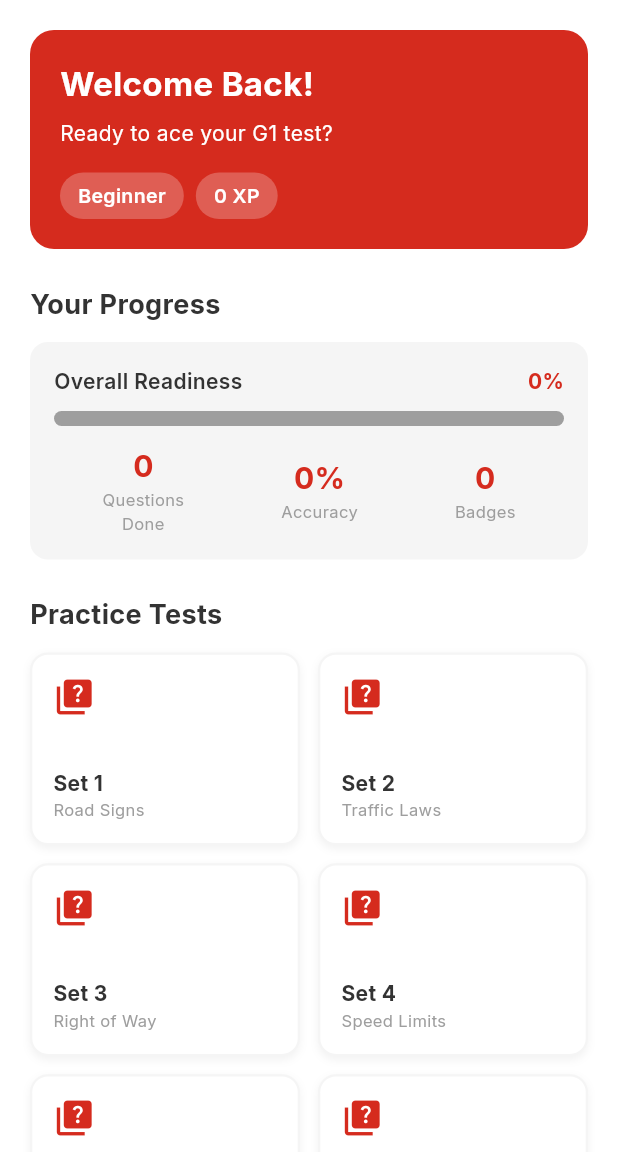
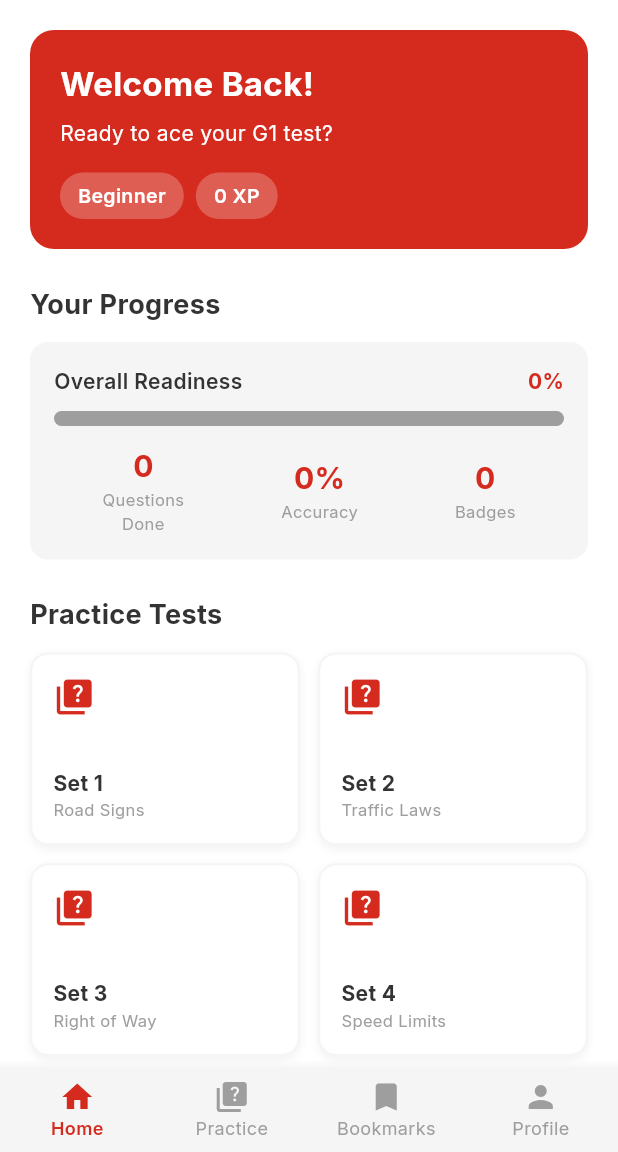
Before and after one commit to nexoratech101/g1-ready, a Flutter app: the screen it shows after launch, on a phone screen of 412 x 824 dp, the part 84-1236 px from its top. Run offline on Flutter 3.47's test engine with Material 3 defaults, Android fonts, the phone set to English and light mode, and no system bars; our stand-ins replace google_fonts.

Commit message:
Home screen UI complete

```diff
--- a/lib/main.dart
+++ b/lib/main.dart
@@ -1,6 +1,6 @@
 import 'package:flutter/material.dart';
 import 'theme/app_theme.dart';
-import 'screens/home_screen.dart';
+import 'screens/main_screen.dart';
 
 void main() {
   runApp(const G1ReadyApp());
@@ -15,7 +15,7 @@
       title: 'G1 Ready',
       debugShowCheckedModeBanner: false,
       theme: AppTheme.lightTheme,
-      home: const HomeScreen(),
+      home: const MainScreen(),
     );
   }
 }
--- /dev/null
+++ b/lib/screens/main_screen.dart
@@ -0,0 +1,43 @@
+import 'package:flutter/material.dart';
+import '../theme/app_theme.dart';
+import 'home_screen.dart';
+
+class MainScreen extends StatefulWidget {
+  const MainScreen({super.key});
+
+  @override
+  State<MainScreen> createState() => _MainScreenState();
+}
+
+class _MainScreenState extends State<MainScreen> {
+  int _currentIndex = 0;
+
+  final List<Widget> _screens = [
+    const HomeScreen(),
+    const Center(child: Text('Practice', style: TextStyle(fontSize: 24))),
+    const Center(child: Text('Bookmarks', style: TextStyle(fontSize: 24))),
+    const Center(child: Text('Profile', style: TextStyle(fontSize: 24))),
+  ];
+
+  @override
+  Widget build(BuildContext context) {
+    return Scaffold(
+      body: _screens[_currentIndex],
+      bottomNavigationBar: BottomNavigationBar(
+        currentIndex: _currentIndex,
+        onTap: (index) => setState(() => _currentIndex = index),
+        type: BottomNavigationBarType.fixed,
+        selectedItemColor: AppTheme.canadianRed,
+        unselectedItemColor: AppTheme.mediumGrey,
+        selectedLabelStyle: const TextStyle(fontWeight: FontWeight.w600, fontSize: 12),
+        unselectedLabelStyle: const TextStyle(fontSize: 12),
+        items: const [
+          BottomNavigationBarItem(icon: Icon(Icons.home), label: 'Home'),
+          BottomNavigationBarItem(icon: Icon(Icons.quiz), label: 'Practice'),
+          BottomNavigationBarItem(icon: Icon(Icons.bookmark), label: 'Bookmarks'),
+          BottomNavigationBarItem(icon: Icon(Icons.person), label: 'Profile'),
+        ],
+      ),
+    );
+  }
+}
```
